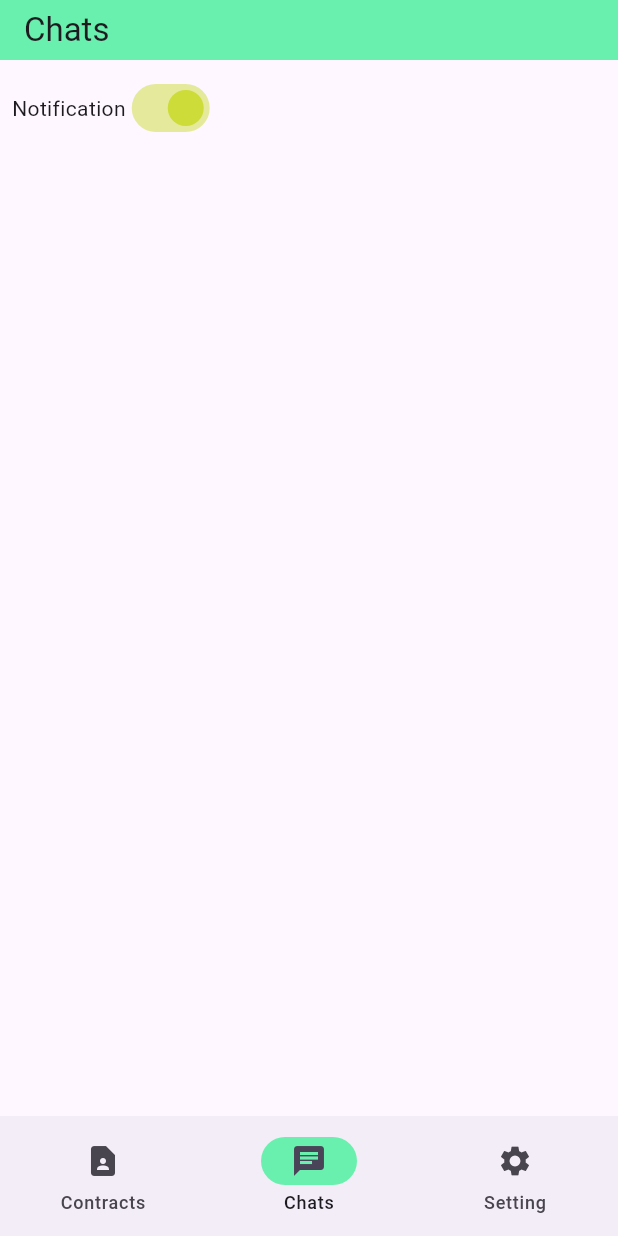
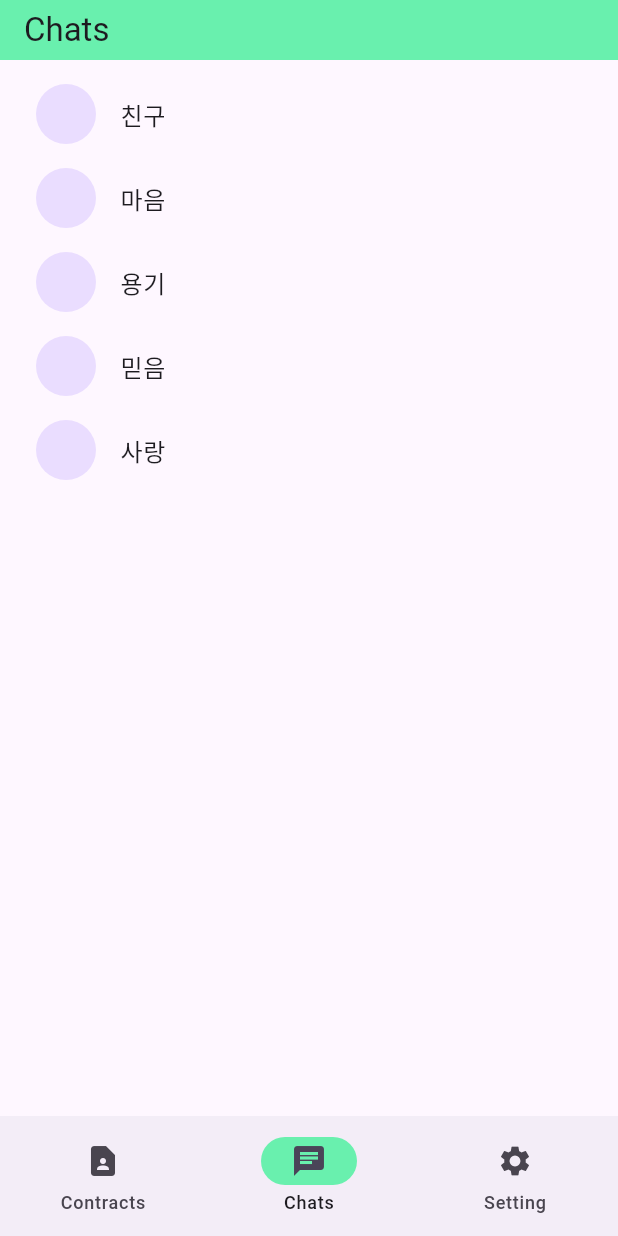
Before and after one commit to WisdomKang/project_messenger, a Flutter app: the screen it shows after launch, item 2 of the bottom bar chosen, on a phone screen of 412 x 824 dp. Run offline on Flutter 3.47's test engine with Material 3 defaults, Android fonts, the phone set to English and light mode, and no system bars; our stand-ins replace firebase_core, firebase_messaging, flutter_local_notifications, flutter_native_splash; accounts and stored records are empty; generated files the repository leaves out were written again.

Commit message:
save : #1

```diff
--- a/application/flutter_native_splash.yaml
+++ b/application/flutter_native_splash.yaml
@@ -23,6 +23,7 @@ flutter_native_splash:
   # The image parameter allows you to specify an image used in the splash screen.  It must be a
   # png file and should be sized for 4x pixel density.
   #image: assets/splash.png
+  image : assets/RamZ-600.png
 
   # The branding property allows you to specify an image used as branding in the splash screen.
   # It must be a png file. It is supported for Android, iOS and the Web.  For Android 12,
@@ -38,6 +39,7 @@ flutter_native_splash:
   # parameters from above. If the image_dark parameter is specified, color_dark or
   # background_image_dark must be specified.  color_dark and background_image_dark cannot both be
   # set.
+
   color_dark: "#042a49"
   #background_image_dark: "assets/dark-background.png"
   #image_dark: assets/splash-invert.png
--- a/application/lib/screen/homesub/chat_list_screen.dart
+++ b/application/lib/screen/homesub/chat_list_screen.dart
@@ -1,5 +1,6 @@
 import 'package:flutter/cupertino.dart';
 import 'package:flutter/material.dart';
+import 'package:my_messenger_application/screen/screen_name.dart';
 
 class ChatListScreen extends StatefulWidget {
   const ChatListScreen({super.key});
@@ -15,20 +16,35 @@ class _ChatListScreenState extends State<ChatListScreen> {
       child: ListView(
         padding: EdgeInsets.all(8.0),
         children: [
-          Row(
-            children: [
-              Text("Notification"),
-              Switch(
-                value: true,
-                activeColor: Colors.lime,
-                onChanged: (value) {
+          ChatRoomInfo(roomId: "1", roomName: "친구"),
+          ChatRoomInfo(roomId: "2", roomName: "마음"),
 
-                },
-              )
-            ],
-          ),
+          ChatRoomInfo(roomId: "3", roomName: "용기"),
+          ChatRoomInfo(roomId: "4", roomName: "믿음"),
+          ChatRoomInfo(roomId: "5", roomName: "사랑"),
+
         ],
       )
     );
   }
 }
+
+class ChatRoomInfo extends StatelessWidget {
+  String roomId;
+  String roomName;
+
+
+  ChatRoomInfo({super.key, required this.roomId, required this.roomName});
+
+  @override
+  Widget build(BuildContext context) {
+    return ListTile(
+      title: Text(roomName),
+      leading: CircleAvatar(),
+      onTap: (){
+        print( "$roomId is tapped!");
+        Navigator.of(context).pushNamed(CHATTING_SCREEN);
+      },
+    );
+  }
+}
```
